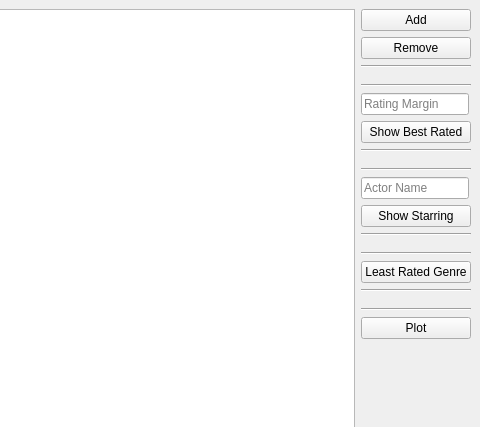
The window that mainwindow.ui (ipg0/ptp3) describes before a commit, drawn with Qt 5; both pictures show x 482 to 962 and y 0 to 427 of the 962 by 600 pixel window.
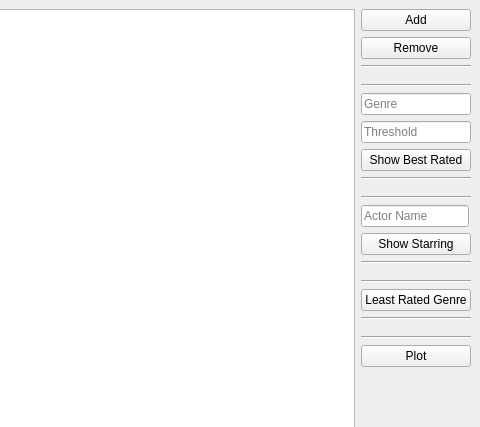
The same window after the commit.

Commit message: fucking with it idk

```diff
--- a/mainwindow.ui
+++ b/mainwindow.ui
@@ -75,13 +75,38 @@
        </widget>
       </item>
       <item>
-       <widget class="QLineEdit" name="lineEdit">
+       <widget class="QLineEdit" name="lineEdit_2">
         <property name="sizePolicy">
          <sizepolicy hsizetype="Fixed" vsizetype="Fixed">
           <horstretch>0</horstretch>
           <verstretch>0</verstretch>
          </sizepolicy>
         </property>
+        <property name="maximumSize">
+         <size>
+          <width>158</width>
+          <height>16777215</height>
+         </size>
+        </property>
+        <property name="baseSize">
+         <size>
+          <width>158</width>
+          <height>0</height>
+         </size>
+        </property>
+        <property name="placeholderText">
+         <string>Genre</string>
+        </property>
+       </widget>
+      </item>
+      <item>
+       <widget class="QLineEdit" name="lineEdit">
+        <property name="sizePolicy">
+         <sizepolicy hsizetype="Minimum" vsizetype="Fixed">
+          <horstretch>0</horstretch>
+          <verstretch>0</verstretch>
+         </sizepolicy>
+        </property>
         <property name="inputMask">
          <string/>
         </property>
@@ -89,7 +114,7 @@
          <string/>
         </property>
         <property name="placeholderText">
-         <string>Rating Margin</string>
+         <string>Threshold</string>
         </property>
        </widget>
       </item>
```
The commit also changes 1 other file.
